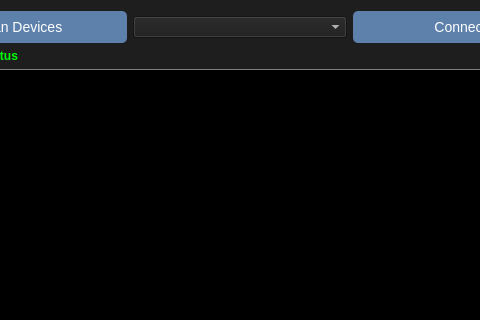
The window that connectionscreen.ui (kuvvetliisik/mte_ble_agent) describes before a commit, drawn with Qt 5; both pictures show x 99 to 579 and y 0 to 320 of the 898 by 642 pixel window.
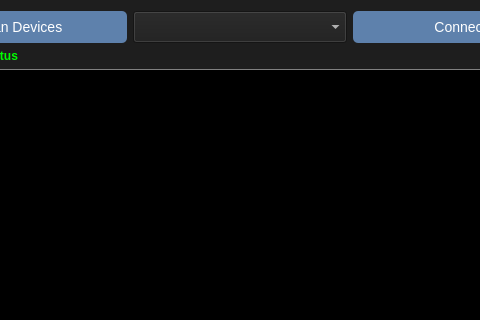
The same window after the commit.

Diff of the .ui file:
```diff
--- a/connectionscreen.ui
+++ b/connectionscreen.ui
@@ -152,7 +152,53 @@
     </widget>
    </item>
    <item row="0" column="1">
-    <widget class="QComboBox" name="comboBox"/>
+    <widget class="QComboBox" name="comboBox">
+     <property name="enabled">
+      <bool>true</bool>
+     </property>
+     <property name="minimumSize">
+      <size>
+       <width>0</width>
+       <height>0</height>
+      </size>
+     </property>
+     <property name="maximumSize">
+      <size>
+       <width>16777215</width>
+       <height>42</height>
+      </size>
+     </property>
+     <property name="baseSize">
+      <size>
+       <width>100</width>
+       <height>200</height>
+      </size>
+     </property>
+     <property name="contextMenuPolicy">
+      <enum>Qt::ContextMenuPolicy::ActionsContextMenu</enum>
+     </property>
+     <property name="autoFillBackground">
+      <bool>false</bool>
+     </property>
+     <property name="styleSheet">
+      <string notr="true"/>
+     </property>
+     <property name="inputMethodHints">
+      <set>Qt::InputMethodHint::ImhNone</set>
+     </property>
+     <property name="currentIndex">
+      <number>-1</number>
+     </property>
+     <property name="maxVisibleItems">
+      <number>5</number>
+     </property>
+     <property name="insertPolicy">
+      <enum>QComboBox::InsertPolicy::InsertAfterCurrent</enum>
+     </property>
+     <property name="sizeAdjustPolicy">
+      <enum>QComboBox::SizeAdjustPolicy::AdjustToMinimumContentsLengthWithIcon</enum>
+     </property>
+    </widget>
    </item>
   </layout>
  </widget>
```
Left out of the diff: 8 changed lines with no effect on the pictures.
